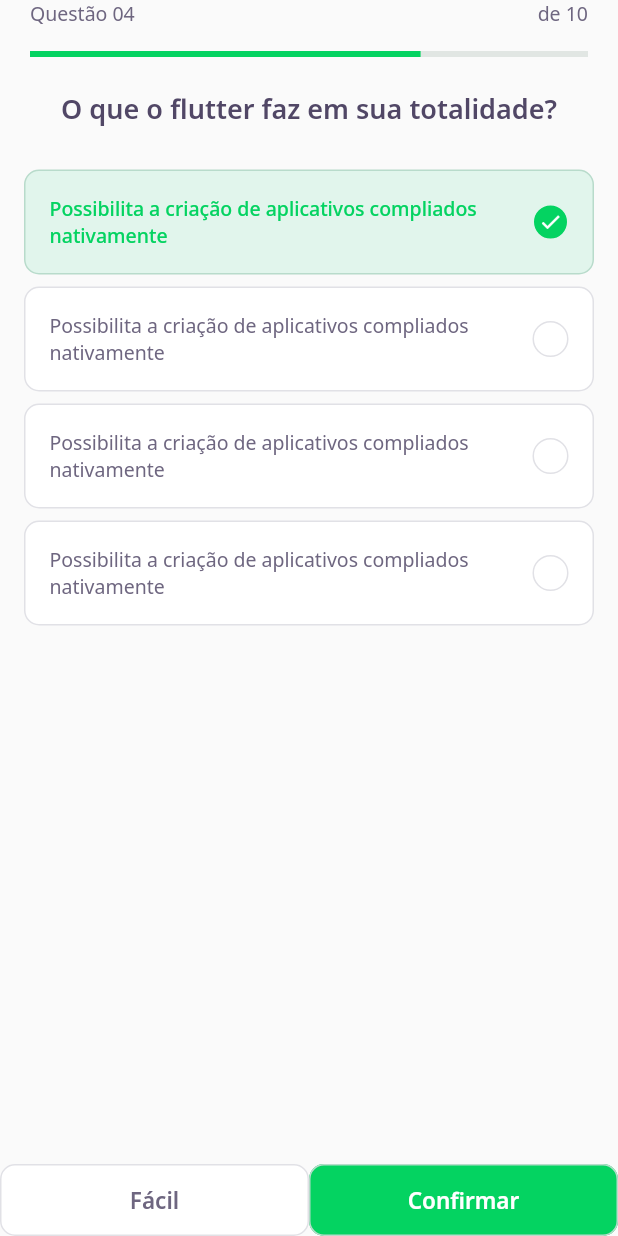
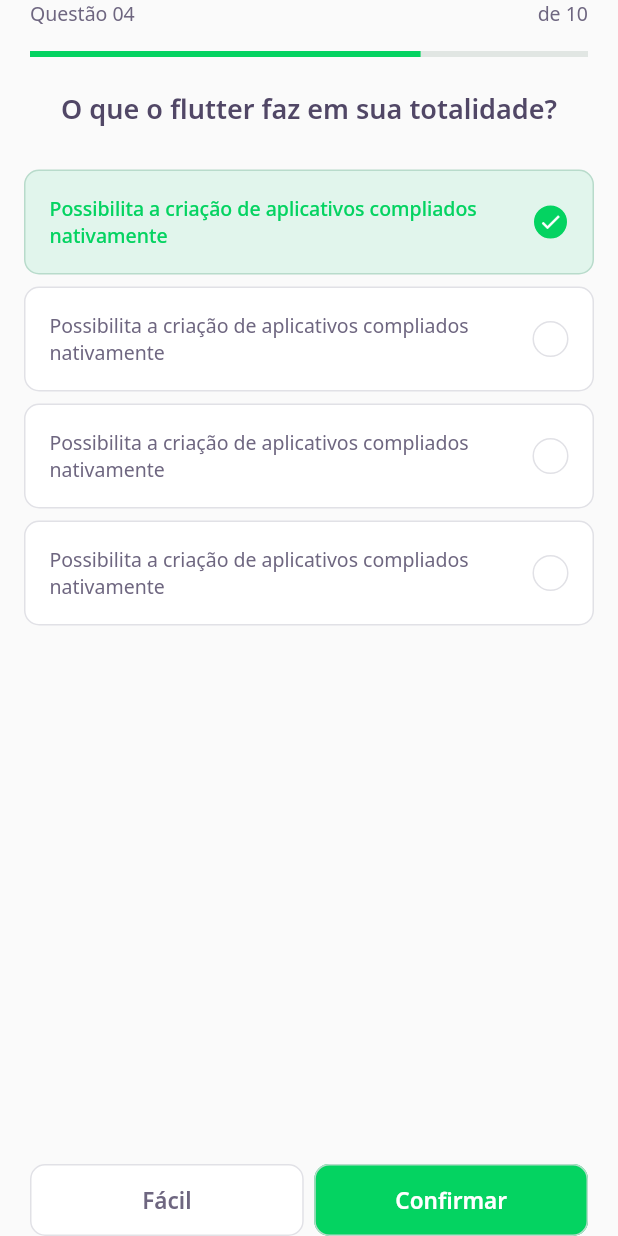
Before and after one commit to includeVitor/dev-quiz, a Flutter app: the screen it shows after launch, on a phone screen of 412 x 824 dp. Run offline on Flutter 3.47's test engine with Material 2 defaults, Android fonts, the phone set to English and light mode, and no system bars; our stand-ins replace google_fonts; accounts and stored records are empty.

```diff
--- a/lib/challenge/challenge_page.dart
+++ b/lib/challenge/challenge_page.dart
@@ -26,12 +26,23 @@ class _ChallengePageState extends State<ChallengePage> {
       ),
       bottomNavigationBar: SafeArea(
         bottom: true,
-        child: Row(
-          mainAxisAlignment: MainAxisAlignment.spaceAround,
-          children: [
-            Expanded(child: NextButtonWidget.white(label: "Fácil")),
-            Expanded(child: NextButtonWidget.green(label: "Confirmar"))
-          ],
+        child: Padding(
+          padding: const EdgeInsets.symmetric(horizontal: 20),
+          child: Row(
+            mainAxisAlignment: MainAxisAlignment.spaceAround,
+            children: [
+              Expanded(
+                  child: NextButtonWidget.white(label: "Fácil", onTap: () {})),
+              SizedBox(
+                width: 7,
+              ),
+              Expanded(
+                  child: NextButtonWidget.green(
+                label: "Confirmar",
+                onTap: () {},
+              ))
+            ],
+          ),
         ),
       ),
     );
--- a/lib/challenge/widgets/next_button/next_button_widget.dart
+++ b/lib/challenge/widgets/next_button/next_button_widget.dart
@@ -7,23 +7,30 @@ class NextButtonWidget extends StatelessWidget {
   final Color backgroundColor;
   final Color fontColor;
   final Color borderColor;
+  final VoidCallback onTap;
 
-  NextButtonWidget(
-      {required this.label,
-      required this.backgroundColor,
-      required this.fontColor,
-      required this.borderColor});
+  NextButtonWidget({
+    required this.label,
+    required this.backgroundColor,
+    required this.fontColor,
+    required this.borderColor,
+    required this.onTap,
+  });
 
-  NextButtonWidget.green({required String label})
-      : this.backgroundColor = AppColors.darkGreen,
+  NextButtonWidget.green({
+    required String label,
+    required VoidCallback onTap,
+  })   : this.backgroundColor = AppColors.darkGreen,
         this.fontColor = AppColors.white,
         this.borderColor = AppColors.green,
+        this.onTap = onTap,
         this.label = label;
 
-  NextButtonWidget.white({required String label})
+  NextButtonWidget.white({required String label, required VoidCallback onTap})
       : this.backgroundColor = AppColors.white,
         this.fontColor = AppColors.grey,
         this.borderColor = AppColors.border,
+        this.onTap = onTap,
         this.label = label;
 
   @override
@@ -41,7 +48,7 @@ class NextButtonWidget extends StatelessWidget {
             side: MaterialStateProperty.all(
               BorderSide(color: borderColor),
             )),
-        onPressed: () {},
+        onPressed: onTap,
         child: Text(
           label,
           style: GoogleFonts.notoSans(
```
